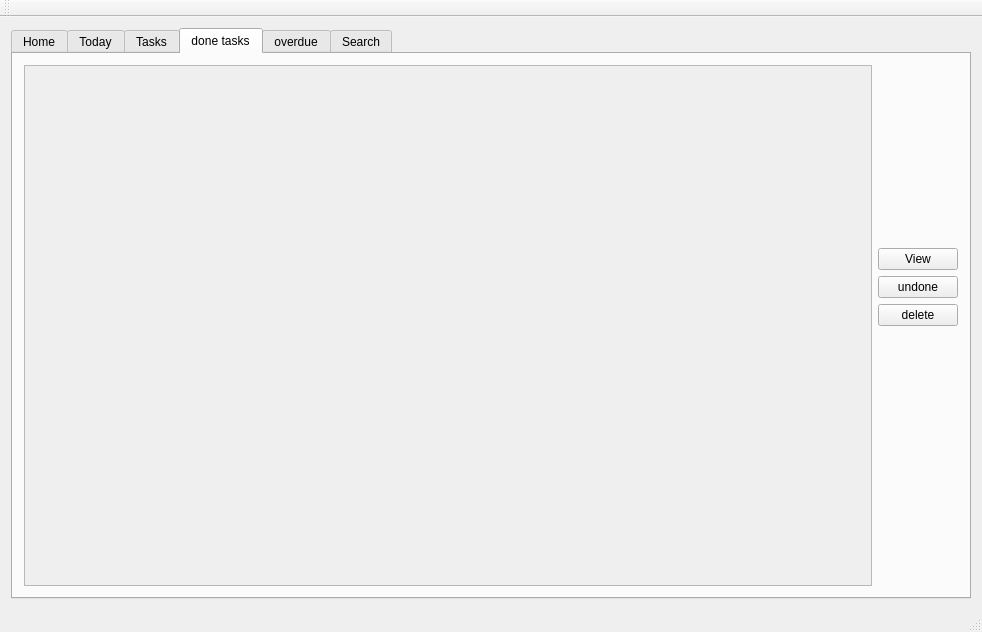
AhmedAbdelGawadFarag/To-do-list, file mainwindow.ui: the form before one commit.
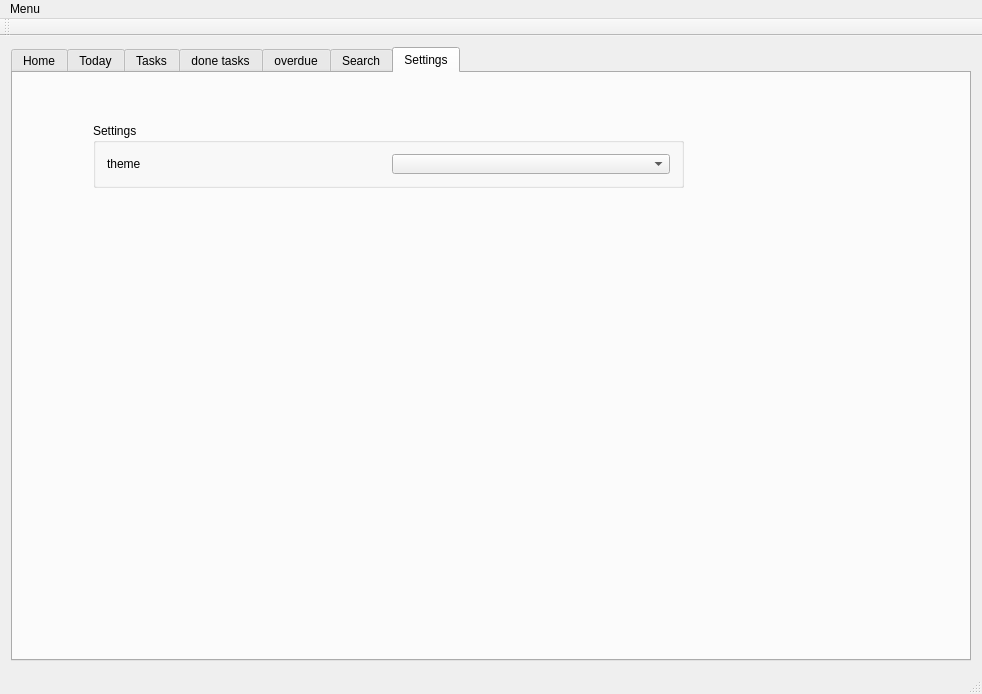
The form after the commit. Icons and pictures are not drawn.

Diff of the .ui file:
```diff
--- a/mainwindow.ui
+++ b/mainwindow.ui
@@ -7,7 +7,7 @@
     <x>0</x>
     <y>0</y>
     <width>982</width>
-    <height>632</height>
+    <height>694</height>
    </rect>
   </property>
   <property name="windowTitle">
@@ -21,7 +21,7 @@
     <item row="0" column="0">
      <widget class="QTabWidget" name="tabWidget">
       <property name="currentIndex">
-       <number>3</number>
+       <number>6</number>
       </property>
       <property name="elideMode">
        <enum>Qt::ElideLeft</enum>
@@ -425,8 +425,8 @@
               <rect>
                <x>0</x>
                <y>0</y>
-               <width>851</width>
-               <height>510</height>
+               <width>830</width>
+               <height>557</height>
               </rect>
              </property>
             </widget>
@@ -883,6 +883,36 @@
         </item>
        </layout>
       </widget>
+      <widget class="QWidget" name="tab_7">
+       <attribute name="title">
+        <string>Settings</string>
+       </attribute>
+       <widget class="QGroupBox" name="groupBox_3">
+        <property name="geometry">
+         <rect>
+          <x>80</x>
+          <y>50</y>
+          <width>591</width>
+          <height>65</height>
+         </rect>
+        </property>
+        <property name="title">
+         <string>Settings</string>
+        </property>
+        <layout class="QGridLayout" name="gridLayout_9">
+         <item row="0" column="0">
+          <widget class="QLabel" name="label_2">
+           <property name="text">
+            <string>theme</string>
+           </property>
+          </widget>
+         </item>
+         <item row="0" column="1">
+          <widget class="QComboBox" name="cmbTheme"/>
+         </item>
+        </layout>
+       </widget>
+      </widget>
      </widget>
     </item>
    </layout>
@@ -893,9 +923,16 @@
      <x>0</x>
      <y>0</y>
      <width>982</width>
-     <height>21</height>
+     <height>27</height>
     </rect>
    </property>
+   <widget class="QMenu" name="menuMenu">
+    <property name="title">
+     <string>Menu</string>
+    </property>
+    <addaction name="actionExit"/>
+   </widget>
+   <addaction name="menuMenu"/>
   </widget>
   <widget class="QToolBar" name="mainToolBar">
    <attribute name="toolBarArea">
```
Left out of the diff: 17 changed lines with no effect on the pictures.
